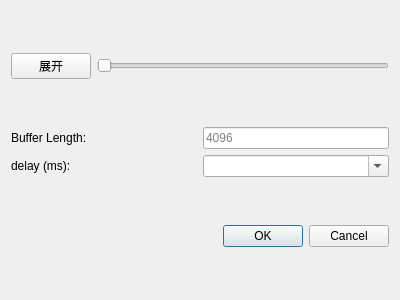
Old version of the form speedLimitPanel.ui in the repository kechuan/HTTP-QT.
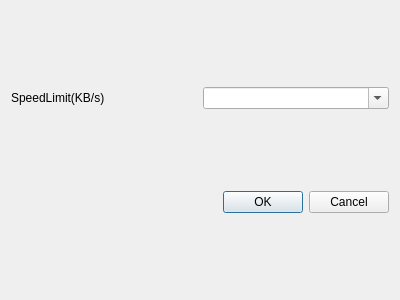
New version of the form.

Commit message:
Please enter the commit message for your changes. Lines starting with '#' will be ignored, and an empty message aborts the commit.
On branch master
Changes to be committed:
	modified:   CMakeLists.txt.user
	modified:   about.ui
	modified:   connect.cpp
	modified:   mainwindow.cpp
	modified:   mainwindow.h
	modified:   propertieswidget.cpp
	modified:   propertieswidget.h
	modified:   speedLimitPanel.cpp
	modified:   speedLimitPanel.h
	modified:   speedLimitPanel.ui
	modified:   toaster.cpp

What changed in the file:
```diff
--- a/speedLimitPanel.ui
+++ b/speedLimitPanel.ui
@@ -14,65 +14,14 @@
    <string>Dialog</string>
   </property>
   <layout class="QVBoxLayout" name="verticalLayout_2">
-   <item>
-    <layout class="QHBoxLayout" name="presetLayout">
-     <item>
-      <widget class="QPushButton" name="pushButton_collapse">
-       <property name="text">
-        <string>展开</string>
-       </property>
-      </widget>
-     </item>
-     <item>
-      <widget class="QSlider" name="horizontalSlider_presetSlider">
-       <property name="pageStep">
-        <number>0</number>
-       </property>
-       <property name="orientation">
-        <enum>Qt::Horizontal</enum>
-       </property>
-      </widget>
-     </item>
-    </layout>
-   </item>
    <item>
     <layout class="QVBoxLayout" name="argumentLayout">
-     <item>
-      <layout class="QHBoxLayout" name="BufferLengthLayout">
-       <item>
-        <widget class="QLabel" name="label_BufferLength">
-         <property name="text">
-          <string>Buffer Length:</string>
-         </property>
-        </widget>
-       </item>
-       <item>
-        <widget class="QLineEdit" name="lineEdit_BufferLength">
-         <property name="sizePolicy">
-          <sizepolicy hsizetype="Preferred" vsizetype="Fixed">
-           <horstretch>0</horstretch>
-           <verstretch>0</verstretch>
-          </sizepolicy>
-         </property>
-         <property name="minimumSize">
-          <size>
-           <width>0</width>
-           <height>0</height>
-          </size>
-         </property>
-         <property name="placeholderText">
-          <string>4096</string>
-         </property>
-        </widget>
-       </item>
-      </layout>
-     </item>
      <item>
       <layout class="QHBoxLayout" name="delaymsLayout">
        <item>
         <widget class="QLabel" name="label_delayms">
          <property name="text">
-          <string>delay (ms):</string>
+          <string>SpeedLimit(KB/s)</string>
          </property>
         </widget>
        </item>
```
Left out of the diff: 4 changed lines with no effect on the pictures. The commit also changes 10 other files.
